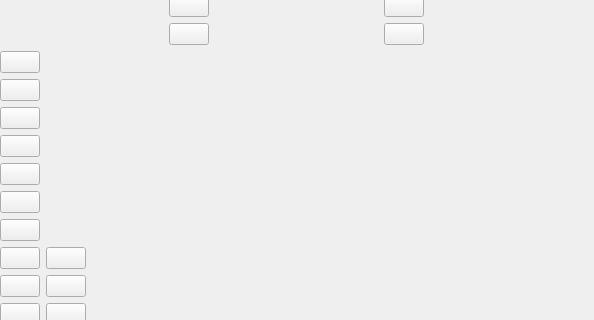
This is src/Editor/EditorActionBar.ui in RemotelyChaotic/JOIPEngine as Qt 5 draws it before an edit; both pictures show x 0 to 594 and y 117 to 437 of the 594 by 1268 pixel window. The edited form follows.
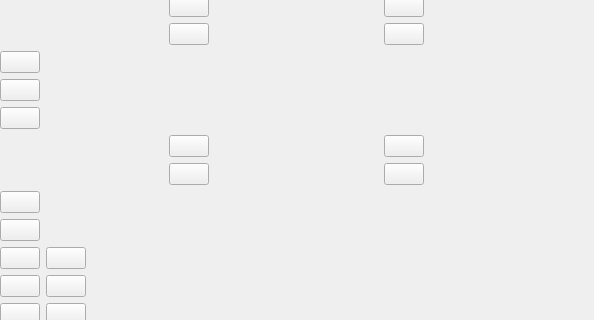
This is the edited form. Custom widgets are drawn as their Qt base class.

Commit message: Added new buttons and Layout for Scene Node debugging

The edit to the form file:
```diff
--- a/src/Editor/EditorActionBar.ui
+++ b/src/Editor/EditorActionBar.ui
@@ -469,7 +469,7 @@
    </item>
    <item>
     <widget class="QWidget" name="pSceneNodeEditorContainer" native="true">
-     <layout class="QVBoxLayout" name="verticalLayout_4">
+     <layout class="QGridLayout" name="gridLayout_7">
       <property name="leftMargin">
        <number>0</number>
       </property>
@@ -482,7 +482,7 @@
       <property name="bottomMargin">
        <number>0</number>
       </property>
-      <item>
+      <item row="1" column="0">
        <widget class="CShortcutButton" name="AddNodeButton">
         <property name="sizePolicy">
          <sizepolicy hsizetype="Fixed" vsizetype="Fixed">
@@ -498,7 +498,7 @@
         </property>
        </widget>
       </item>
-      <item>
+      <item row="1" column="1">
        <widget class="CShortcutButton" name="RemoveNodeButton">
         <property name="sizePolicy">
          <sizepolicy hsizetype="Fixed" vsizetype="Fixed">
@@ -514,6 +514,99 @@
         </property>
        </widget>
       </item>
+      <item row="0" column="1">
+       <widget class="CShortcutButton" name="NextSceneButton">
+        <property name="sizePolicy">
+         <sizepolicy hsizetype="Fixed" vsizetype="Fixed">
+          <horstretch>0</horstretch>
+          <verstretch>0</verstretch>
+         </sizepolicy>
+        </property>
+        <property name="toolTip">
+         <string>Next Scene</string>
+        </property>
+        <property name="text">
+         <string/>
+        </property>
+       </widget>
+      </item>
+      <item row="0" column="0">
+       <widget class="QStackedWidget" name="pNodeDebugStack">
+        <property name="sizePolicy">
+         <sizepolicy hsizetype="Fixed" vsizetype="Fixed">
+          <horstretch>0</horstretch>
+          <verstretch>0</verstretch>
+         </sizepolicy>
+        </property>
+        <property name="currentIndex">
+         <number>0</number>
+        </property>
+        <widget class="QWidget" name="page1">
+         <layout class="QGridLayout" name="gridLayout_8">
+          <property name="leftMargin">
+           <number>0</number>
+          </property>
+          <property name="topMargin">
+           <number>0</number>
+          </property>
+          <property name="rightMargin">
+           <number>0</number>
+          </property>
+          <property name="bottomMargin">
+           <number>0</number>
+          </property>
+          <item row="0" column="0">
+           <widget class="CShortcutButton" name="DebugNodeButton">
+            <property name="sizePolicy">
+             <sizepolicy hsizetype="Fixed" vsizetype="Fixed">
+              <horstretch>0</horstretch>
+              <verstretch>0</verstretch>
+             </sizepolicy>
+            </property>
+            <property name="toolTip">
+             <string>Debug from current node</string>
+            </property>
+            <property name="text">
+             <string/>
+            </property>
+           </widget>
+          </item>
+         </layout>
+        </widget>
+        <widget class="QWidget" name="page2">
+         <layout class="QGridLayout" name="gridLayout_9">
+          <property name="leftMargin">
+           <number>0</number>
+          </property>
+          <property name="topMargin">
+           <number>0</number>
+          </property>
+          <property name="rightMargin">
+           <number>0</number>
+          </property>
+          <property name="bottomMargin">
+           <number>0</number>
+          </property>
+          <item row="0" column="0">
+           <widget class="CShortcutButton" name="StopDebugNodeButton">
+            <property name="sizePolicy">
+             <sizepolicy hsizetype="Fixed" vsizetype="Fixed">
+              <horstretch>0</horstretch>
+              <verstretch>0</verstretch>
+             </sizepolicy>
+            </property>
+            <property name="toolTip">
+             <string>Stop debugging</string>
+            </property>
+            <property name="text">
+             <string/>
+            </property>
+           </widget>
+          </item>
+         </layout>
+        </widget>
+       </widget>
+      </item>
      </layout>
     </widget>
    </item>
```
The commit also changes 28 other files.
